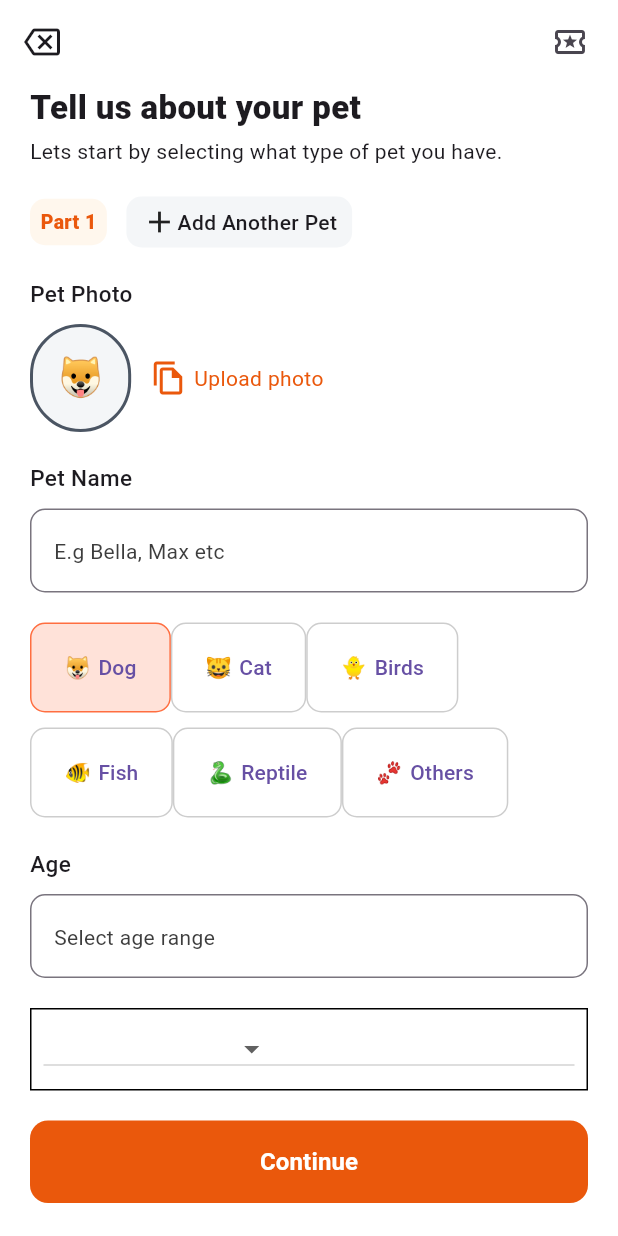
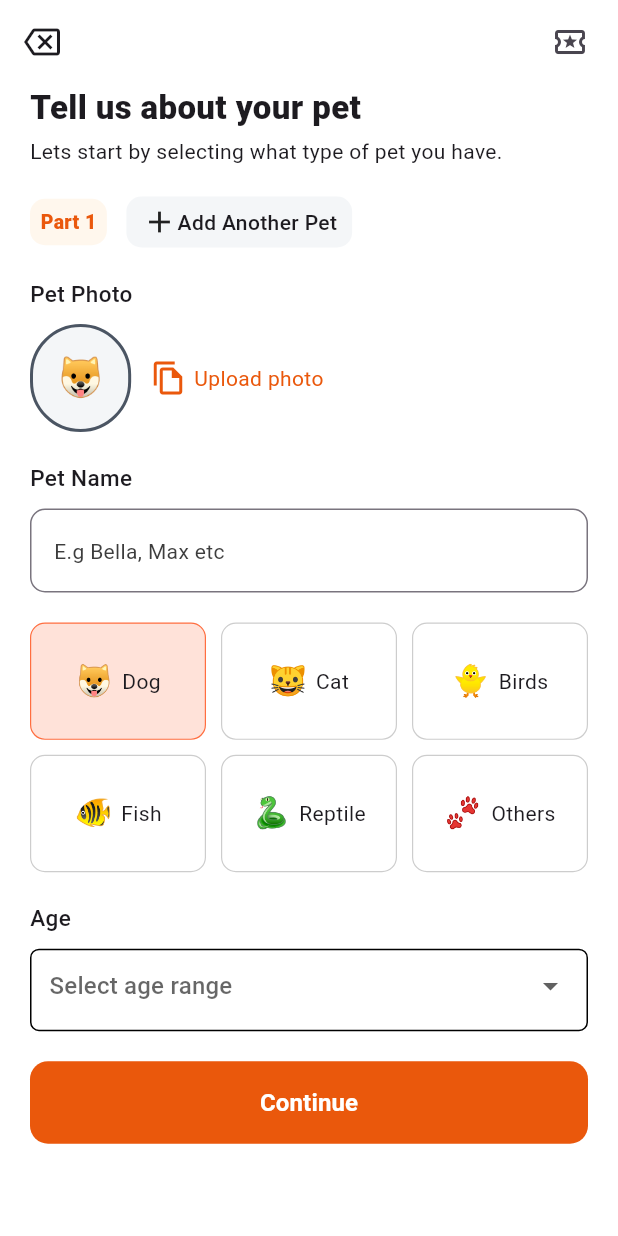
Before and after one commit to JoshuaOzibo/pet-mobile-app-with-flutter, a Flutter app: the screen it shows after launch, on a phone screen of 412 x 824 dp. Run offline on Flutter 3.47's test engine with Material 3 defaults, Android fonts, the phone set to English and light mode, and no system bars; our stand-ins replace hexcolor.

Commit message:
updated ui

```diff
--- a/lib/features/select_pet_features/components/input_selection.dart
+++ b/lib/features/select_pet_features/components/input_selection.dart
@@ -6,32 +6,40 @@ class InputSelection extends StatefulWidget {
 }
 
 class _InputSelectionState extends State<InputSelection> {
-  String? selectedValue = "Select age range"; // default value
+  String? selectedValue; // no default, we'll use hint
 
-  final List<String> options = ["0-6 months", "6 months - 1 year", "1-3 years", "3-7 years", "7+ years"];
+  final List<String> options = [
+    "0-6 months",
+    "6 months - 1 year",
+    "1-3 years",
+    "3-7 years",
+    "7+ years",
+  ];
 
   @override
   Widget build(BuildContext context) {
     return Container(
       width: double.infinity,
       height: 55,
+      padding: const EdgeInsets.symmetric(horizontal: 12),
       decoration: BoxDecoration(
-        border: BoxBorder.all(
-          color: Colors.black
-        )
+        border: Border.all(color: Colors.black),
+        borderRadius: BorderRadius.circular(6),
       ),
-      padding: EdgeInsets.all(8),
       child: DropdownButton<String>(
-        elevation: 0,
         value: selectedValue,
+        isExpanded: true, // makes dropdown fill the width
+        underline: SizedBox(), // remove default underline
+        hint: Text("Select age range"),
         items: options.map((String value) {
           return DropdownMenuItem<String>(
             value: value,
-          child: Text(value));
+            child: Text(value),
+          );
         }).toList(),
         onChanged: (String? newValue) {
           setState(() {
-            selectedValue = newValue!;
+            selectedValue = newValue;
           });
         },
       ),
--- a/lib/features/select_pet_features/components/toggle_button.dart
+++ b/lib/features/select_pet_features/components/toggle_button.dart
@@ -10,6 +10,15 @@ class CustomToggleButton extends StatefulWidget {
 class _CustomToggleButtonState extends State<CustomToggleButton> {
   int selectedItemIndex = 0;
 
+  final List<Map<String, String>> options = [
+    {"icon": "🐶", "text": "Dog"},
+    {"icon": "🐱", "text": "Cat"},
+    {"icon": "🐥", "text": "Birds"},
+    {"icon": "🐠", "text": "Fish"},
+    {"icon": "🐍", "text": "Reptile"},
+    {"icon": "🐾", "text": "Others"},
+  ];
+
   Widget customButton({
     required String icon,
     required String text,
@@ -17,30 +26,32 @@ class _CustomToggleButtonState extends State<CustomToggleButton> {
   }) {
     bool isSelected = selectedItemIndex == index;
 
-    return Container(
-      padding: EdgeInsets.symmetric(horizontal: 10, vertical: 5),
+    return GestureDetector(
+      onTap: () {
+        setState(() {
+          selectedItemIndex = index;
+        });
+      },
+      child: Container(
+        alignment: Alignment.center,
         decoration: BoxDecoration(
           borderRadius: BorderRadius.circular(10),
           color: isSelected
               ? const Color.fromARGB(255, 255, 226, 217)
               : Colors.white,
           border: Border.all(
+            width: 0.8,
             color: isSelected
                 ? Colors.deepOrangeAccent
                 : const Color.fromARGB(255, 205, 205, 205),
           ),
         ),
-      child: TextButton(
-        onPressed: () => {
-          setState(() {
-            selectedItemIndex = index;
-          }),
-        },
         child: Row(
-          spacing: 5,
+          mainAxisAlignment: MainAxisAlignment.center,
           children: [
-            Text(icon),
-            Text(text, style: TextStyle()),
+            Text(icon, style: const TextStyle(fontSize: 20)),
+            const SizedBox(width: 6),
+            Text(text),
           ],
         ),
       ),
@@ -49,114 +60,21 @@ class _CustomToggleButtonState extends State<CustomToggleButton> {
 
   @override
   Widget build(BuildContext context) {
-    return Column(
-      children: [
-        Row(
-          children: [
-            customButton(icon: '🐶', text: 'Dog', index: 0),
-            customButton(icon: '🐱', text: 'Cat', index: 1),
-            customButton(icon: '🐥', text: 'Birds', index: 2),
-          ],
-        ),
-
-        SizedBox(height: 10,),
-        Row(
-          children: [
-            customButton(icon: '🐠', text: 'Fish', index: 3),
-            customButton(icon: '🐍', text: 'Reptile', index: 4),
-            customButton(icon: '🐾', text: 'Others', index: 5),
-          ],
-        ),
-      ],
+    return GridView.count(
+      shrinkWrap: true,
+      physics: const NeverScrollableScrollPhysics(),
+      crossAxisCount: 3,
+      mainAxisSpacing: 10,
+      crossAxisSpacing: 10,
+      childAspectRatio: 1.5,
+      children: List.generate(options.length, (index) {
+        final item = options[index];
+        return customButton(
+          icon: item["icon"]!,
+          text: item["text"]!,
+          index: index,
+        );
+      }),
     );
   }
 }
-
-
-
-
-
-
-
-
-
-
-
-
-
-
-
-
-
-
-
-
-
-
-
-
-
-
-
-
-
-
-
-
-
-
-
-
-
-// class CustomTogglePage extends StatefulWidget {
-//   @override
-//   _CustomTogglePageState createState() => _CustomTogglePageState();
-// }
-
-// class _CustomTogglePageState extends State<CustomTogglePage> {
-//   int selectedIndex = 0; // keep track of selected button
-
-//   Widget buildToggleButton(String text, int index) {
-//     bool isSelected = selectedIndex == index;
-
-//     return GestureDetector(
-//       onTap: () {
-//         setState(() {
-//           selectedIndex = index;
-//         });
-//       },
-//       child: Container(
-//         padding: EdgeInsets.symmetric(horizontal: 20, vertical: 12),
-//         decoration: BoxDecoration(
-//           color: isSelected ? Colors.blue : Colors.white,
-//           border: Border.all(
-//             color: isSelected ? Colors.blue : Colors.grey,
-//             width: 2,
-//           ),
-//           borderRadius: BorderRadius.circular(12),
-//         ),
-//         child: Text(
-//           text,
-//           style: TextStyle(
-//             color: isSelected ? Colors.white : Colors.black,
-//             fontWeight: isSelected ? FontWeight.bold : FontWeight.normal,
-//           ),
-//         ),
-//       ),
-//     );
-//   }
-
-//   @override
-//   Widget build(BuildContext context) {
-//     return Row(
-//           mainAxisAlignment: MainAxisAlignment.center,
-//           children: [
-//             buildToggleButton("Option 1", 0),
-//             SizedBox(width: 10),
-//             buildToggleButton("Option 2", 1),
-//             SizedBox(width: 10),
-//             buildToggleButton("Option 3", 2),
-//           ],
-//         );
-//   }
-// }
--- a/lib/features/select_pet_features/components/toggle_size_button.dart
+++ b/lib/features/select_pet_features/components/toggle_size_button.dart
@@ -71,11 +71,21 @@ class _ToggleSizeButtonState extends State<ToggleSizeButton> {
   @override
   Widget build(BuildContext context) {
     return Column(
-      spacing: 10,
+      crossAxisAlignment: CrossAxisAlignment.start,
       children: [
-        selectSizeWidget(index: 0, size: 'Small', weight: 'Under 25 ibs'),
-        selectSizeWidget(index: 1, size: 'Medium', weight: '25-60 ibs'),
-        selectSizeWidget(index: 2, size: 'Large', weight: '60+ ibs'),
+        Text(
+          'Size',
+          style: TextStyle(fontSize: 15, fontWeight: FontWeight.w500),
+        ),
+        SizedBox(height: 10),
+        Column(
+          spacing: 12,
+          children: [
+            selectSizeWidget(index: 0, size: 'Small', weight: 'Under 25 ibs'),
+            selectSizeWidget(index: 1, size: 'Medium', weight: '25-60 ibs'),
+            selectSizeWidget(index: 2, size: 'Large', weight: '60+ ibs'),
+          ],
+        ),
       ],
     );
   }
--- a/lib/features/select_pet_features/details_pages/first_page.dart
+++ b/lib/features/select_pet_features/details_pages/first_page.dart
@@ -172,6 +172,7 @@ class _DetailsFirstPageState extends State<DetailsFirstPage> {
                   CustomToggleButton(),
 
                   SizedBox(height: 20),
+
                   Column(
                     crossAxisAlignment: CrossAxisAlignment.start,
                     spacing: 10,
@@ -183,27 +184,11 @@ class _DetailsFirstPageState extends State<DetailsFirstPage> {
                           fontWeight: FontWeight.w500,
                         ),
                       ),
-                      TextField(
-                        decoration: InputDecoration(
-                          hint: Text(
-                            'Select age range',
-                            style: TextStyle(
-                              color: const Color.fromARGB(255, 61, 61, 61),
-                            ),
-                          ),
-                          border: OutlineInputBorder(
-                            borderRadius: BorderRadius.circular(10),
-                          ),
-                        ),
-                      ),
+                      InputSelection(),
                     ],
                   ),
 
                   SizedBox(height: 20),
-
-                  InputSelection(),
-
-                  SizedBox(height: 20,),
 
                   // continue button
                   SizedBox(
--- a/lib/features/select_pet_features/details_pages/second_page.dart
+++ b/lib/features/select_pet_features/details_pages/second_page.dart
@@ -10,10 +10,11 @@ class SecondPage extends StatelessWidget {
       appBar: AppBar(
         elevation: 0,
         leading: TextButton(
-          onPressed: (){
+          onPressed: () {
             Navigator.pop(context);
           },
-          child: const Icon(Icons.backspace_outlined)),
+          child: const Icon(Icons.backspace_outlined),
+        ),
         actions: [
           Container(
             padding: const EdgeInsets.only(right: 20),
@@ -44,12 +45,9 @@ class SecondPage extends StatelessWidget {
               crossAxisAlignment: CrossAxisAlignment.start,
               spacing: 10,
               children: [
-                Text('Pet Name',
-                style: TextStyle(
-                  fontWeight: FontWeight.w500)),
+                Text('Breed', style: TextStyle(fontWeight: FontWeight.w500)),
                 TextField(
                   decoration: InputDecoration(
-                    hoverColor: Colors.amber,
                     hint: Text(
                       'e.g. Golden Retriever, Persian Cat',
                       style: TextStyle(
@@ -62,8 +60,7 @@ class SecondPage extends StatelessWidget {
                   ),
                 ),
 
-
-                SizedBox(height: 20,),
+                SizedBox(height: 20),
                 ToggleSizeButton(),
               ],
             ),
```
Lines whose indentation alone changed are shown as unchanged.
